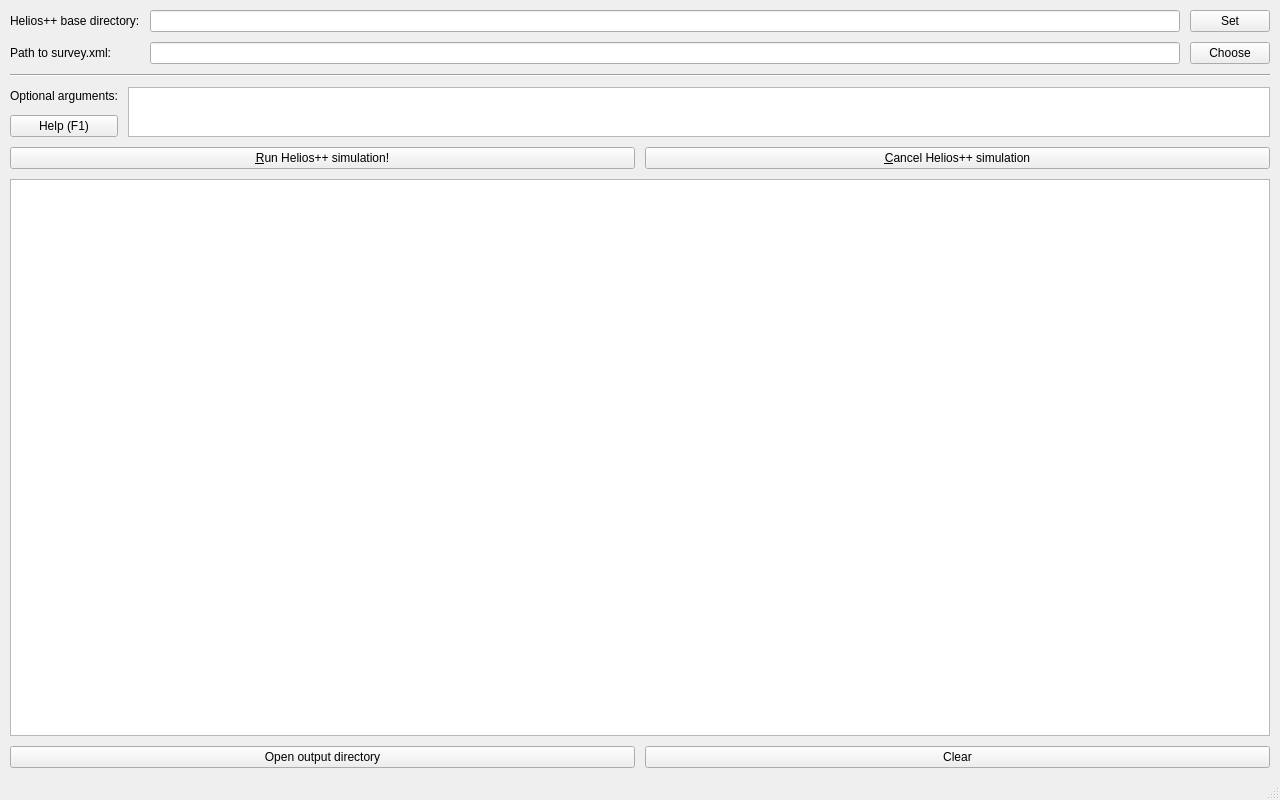
The window that ui/mainwindow.ui (dg-505/helios-launcher) describes before a commit, drawn with Qt 5.
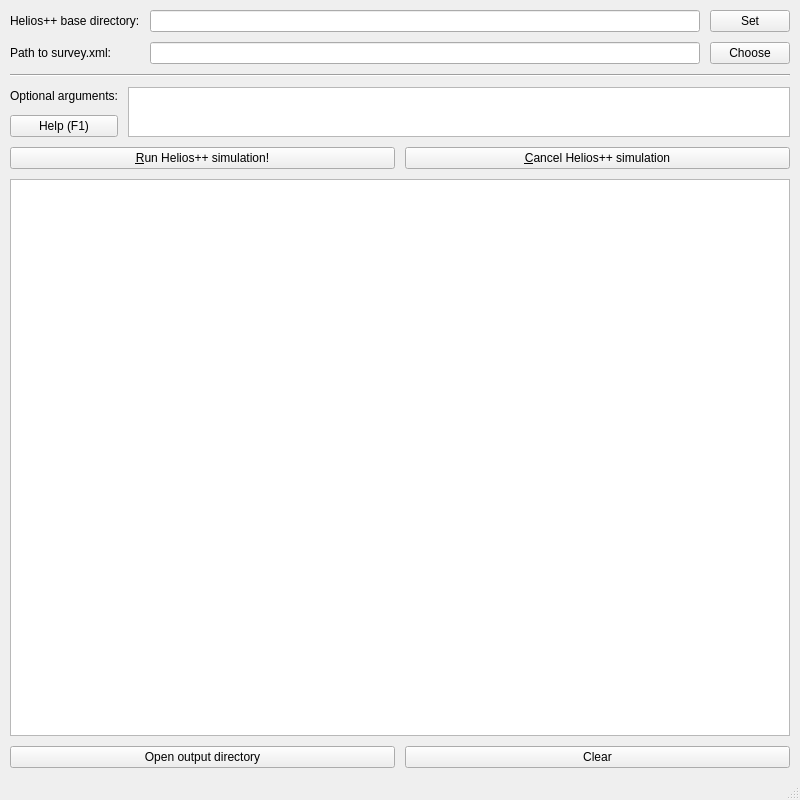
The same window after the commit. Icons and pictures are not drawn.

Commit message: More meaningful widget names

The edit to the form file:
```diff
--- a/ui/mainwindow.ui
+++ b/ui/mainwindow.ui
@@ -6,14 +6,14 @@
    <rect>
     <x>0</x>
     <y>0</y>
-    <width>1280</width>
+    <width>800</width>
     <height>800</height>
    </rect>
   </property>
   <property name="minimumSize">
    <size>
-    <width>1280</width>
-    <height>800</height>
+    <width>0</width>
+    <height>0</height>
    </size>
   </property>
   <property name="windowTitle">
@@ -228,7 +228,7 @@
         </property>
         <property name="minimumSize">
          <size>
-          <width>600</width>
+          <width>400</width>
           <height>0</height>
          </size>
         </property>
@@ -255,7 +255,7 @@
        <widget class="QLineEdit" name="lineEdit_2">
         <property name="minimumSize">
          <size>
-          <width>600</width>
+          <width>400</width>
           <height>0</height>
          </size>
         </property>
```
Left out of the diff: 50 changed lines with no effect on the pictures. The commit also changes 1 other file.
